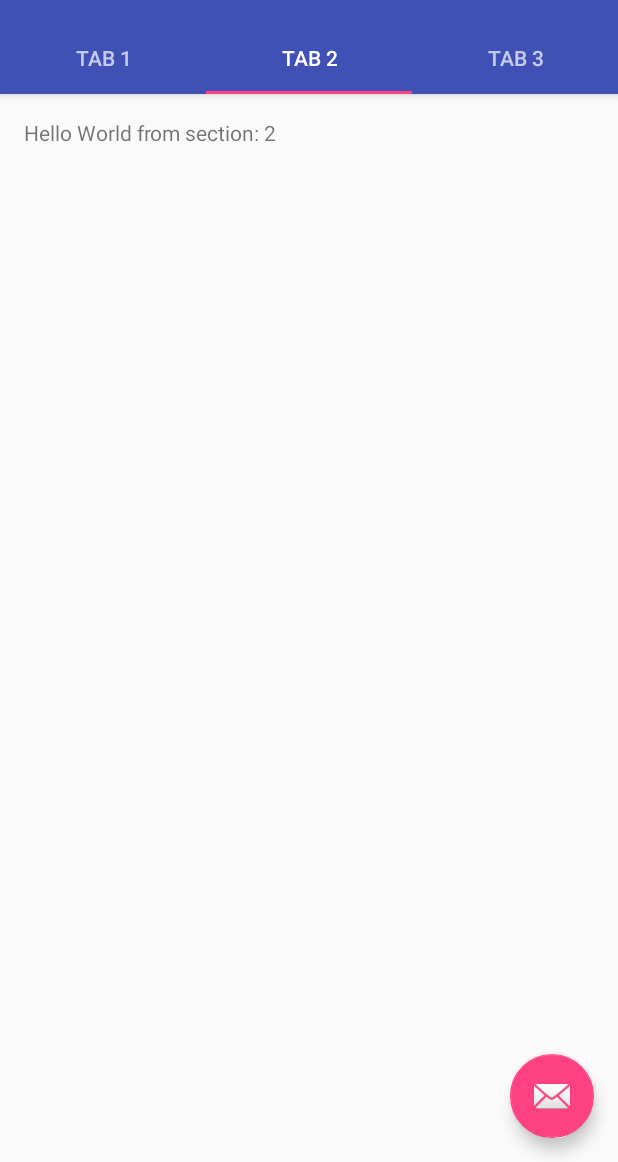
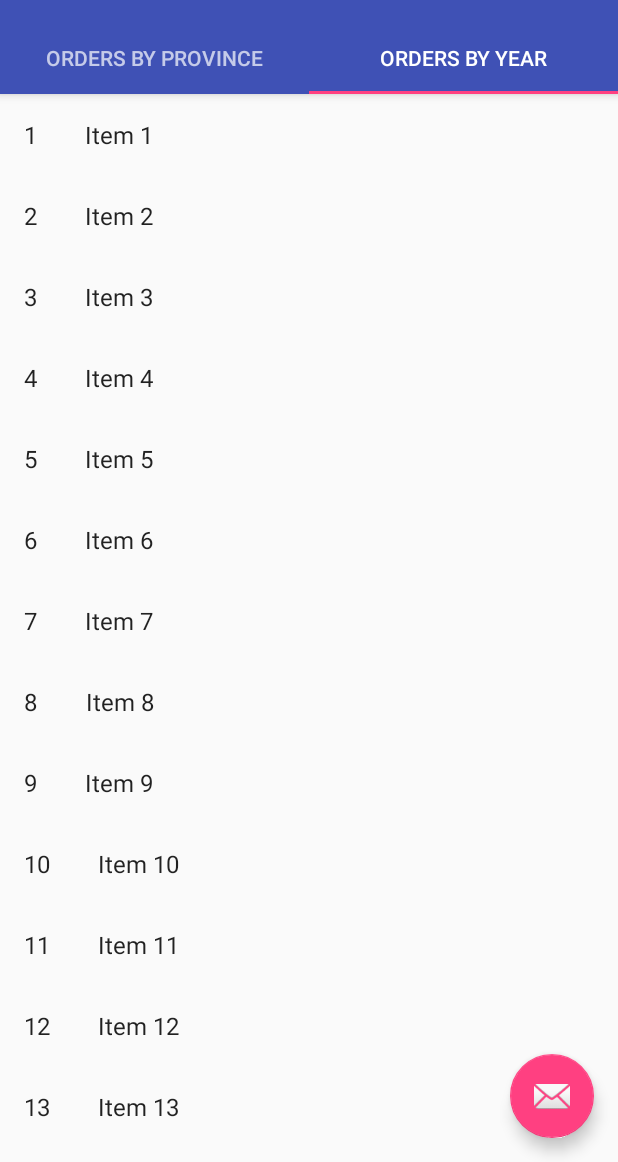
Before and after one commit to Michaellumibao/ShopifyMobileChallenge, an Android app: the screen it shows after launch (MainActivity), tab 2 chosen, on a phone screen of 412 x 824 dp, the part 74-1236 px from its top. Run offline under Robolectric (Android 15) with nearby library versions, the phone set to English and light mode, and no system bars.

Commit message:
Set up Tabs

```diff
--- a/app/build.gradle
+++ b/app/build.gradle
@@ -4,7 +4,7 @@ android {
     compileSdkVersion 26
     defaultConfig {
         applicationId "com.lumibao.shopifymobilechallenge"
-        minSdkVersion 16
+        minSdkVersion 21
         targetSdkVersion 26
         versionCode 1
         versionName "1.0"
@@ -23,6 +23,8 @@ dependencies {
     implementation 'com.android.support:appcompat-v7:26.1.0'
     implementation 'com.android.support:design:26.1.0'
     implementation 'com.android.support.constraint:constraint-layout:1.1.0'
+    implementation 'com.android.support:support-v4:26.1.0'
+    implementation 'com.android.support:recyclerview-v7:26.1.0'
     testImplementation 'junit:junit:4.12'
     androidTestImplementation 'com.android.support.test:runner:1.0.2'
     androidTestImplementation 'com.android.support.test.espresso:espresso-core:3.0.2'
--- a/app/src/main/java/com/lumibao/shopifymobilechallenge/MainActivity.java
+++ b/app/src/main/java/com/lumibao/shopifymobilechallenge/MainActivity.java
@@ -1,5 +1,6 @@
 package com.lumibao.shopifymobilechallenge;
 
+import android.net.Uri;
 import android.support.design.widget.TabLayout;
 import android.support.design.widget.FloatingActionButton;
 import android.support.design.widget.Snackbar;
@@ -11,6 +12,7 @@ import android.support.v4.app.FragmentManager;
 import android.support.v4.app.FragmentPagerAdapter;
 import android.support.v4.view.ViewPager;
 import android.os.Bundle;
+import android.util.Log;
 import android.view.LayoutInflater;
 import android.view.Menu;
 import android.view.MenuItem;
@@ -19,7 +21,10 @@ import android.view.ViewGroup;
 
 import android.widget.TextView;
 
-public class MainActivity extends AppCompatActivity {
+import com.lumibao.shopifymobilechallenge.dummy.DummyContent;
+
+public class MainActivity extends AppCompatActivity
+        implements ProvinceFragment.OnFragmentInteractionListener, YearOrdersFragment.OnListFragmentInteractionListener{
 
     /**
      * The {@link android.support.v4.view.PagerAdapter} that will provide
@@ -29,7 +34,7 @@ public class MainActivity extends AppCompatActivity {
      * may be best to switch to a
      * {@link android.support.v4.app.FragmentStatePagerAdapter}.
      */
-    private SectionsPagerAdapter mSectionsPagerAdapter;
+    private ViewPagerAdapter mViewPagerAdapter;
 
     /**
      * The {@link ViewPager} that will host the section contents.
@@ -45,11 +50,14 @@ public class MainActivity extends AppCompatActivity {
         setSupportActionBar(toolbar);
         // Create the adapter that will return a fragment for each of the three
         // primary sections of the activity.
-        mSectionsPagerAdapter = new SectionsPagerAdapter(getSupportFragmentManager());
+        mViewPagerAdapter = new ViewPagerAdapter(getSupportFragmentManager());
+
+        mViewPagerAdapter.addFragment(new ProvinceFragment(), "Orders by Province");
+        mViewPagerAdapter.addFragment(new YearOrdersFragment(), "Orders by Year");
 
         // Set up the ViewPager with the sections adapter.
         mViewPager = (ViewPager) findViewById(R.id.container);
-        mViewPager.setAdapter(mSectionsPagerAdapter);
+        mViewPager.setAdapter(mViewPagerAdapter);
 
         TabLayout tabLayout = (TabLayout) findViewById(R.id.tabs);
 
@@ -93,59 +101,44 @@ public class MainActivity extends AppCompatActivity {
     /**
      * A placeholder fragment containing a simple view.
      */
-    public static class PlaceholderFragment extends Fragment {
-        /**
-         * The fragment argument representing the section number for this
-         * fragment.
-         */
-        private static final String ARG_SECTION_NUMBER = "section_number";
+//    public static class PlaceholderFragment extends Fragment {
+//        /**
+//         * The fragment argument representing the section number for this
+//         * fragment.
+//         */
+//        private static final String ARG_SECTION_NUMBER = "section_number";
+//
+//        public PlaceholderFragment() {
+//        }
+//
+//        /**
+//         * Returns a new instance of this fragment for the given section
+//         * number.
+//         */
+//        public static PlaceholderFragment newInstance(int sectionNumber) {
+//            PlaceholderFragment fragment = new PlaceholderFragment();
+//            Bundle args = new Bundle();
+//            args.putInt(ARG_SECTION_NUMBER, sectionNumber);
+//            fragment.setArguments(args);
+//            return fragment;
+//        }
+//
+//        @Override
+//        public View onCreateView(LayoutInflater inflater, ViewGroup container,
+//                                 Bundle savedInstanceState) {
+//            View rootView = inflater.inflate(R.layout.fragment_main, container, false);
+//            TextView textView = (TextView) rootView.findViewById(R.id.section_label);
+//            textView.setText(getString(R.string.section_format, getArguments().getInt(ARG_SECTION_NUMBER)));
+//            return rootView;
+//        }
+//    }
 
-        public PlaceholderFragment() {
-        }
-
-        /**
-         * Returns a new instance of this fragment for the given section
-         * number.
-         */
-        public static PlaceholderFragment newInstance(int sectionNumber) {
-            PlaceholderFragment fragment = new PlaceholderFragment();
-            Bundle args = new Bundle();
-            args.putInt(ARG_SECTION_NUMBER, sectionNumber);
-            fragment.setArguments(args);
-            return fragment;
-        }
-
-        @Override
-        public View onCreateView(LayoutInflater inflater, ViewGroup container,
-                                 Bundle savedInstanceState) {
-            View rootView = inflater.inflate(R.layout.fragment_main, container, false);
-            TextView textView = (TextView) rootView.findViewById(R.id.section_label);
-            textView.setText(getString(R.string.section_format, getArguments().getInt(ARG_SECTION_NUMBER)));
-            return rootView;
-        }
+    @Override
+    public void onFragmentInteraction(Uri uri){
+        //you can leave it empty
     }
 
-    /**
-     * A {@link FragmentPagerAdapter} that returns a fragment corresponding to
-     * one of the sections/tabs/pages.
-     */
-    public class SectionsPagerAdapter extends FragmentPagerAdapter {
-
-        public SectionsPagerAdapter(FragmentManager fm) {
-            super(fm);
-        }
-
-        @Override
-        public Fragment getItem(int position) {
-            // getItem is called to instantiate the fragment for the given page.
-            // Return a PlaceholderFragment (defined as a static inner class below).
-            return PlaceholderFragment.newInstance(position + 1);
-        }
-
-        @Override
-        public int getCount() {
-            // Show 3 total pages.
-            return 3;
-        }
+    @Override
+    public void onListFragmentInteraction(DummyContent.DummyItem item) {
     }
 }
--- /dev/null
+++ b/app/src/main/java/com/lumibao/shopifymobilechallenge/MyYearOrdersRecyclerViewAdapter.java
@@ -0,0 +1,77 @@
+package com.lumibao.shopifymobilechallenge;
+
+import android.support.v7.widget.RecyclerView;
+import android.view.LayoutInflater;
+import android.view.View;
+import android.view.ViewGroup;
+import android.widget.TextView;
+
+import com.lumibao.shopifymobilechallenge.YearOrdersFragment.OnListFragmentInteractionListener;
+import com.lumibao.shopifymobilechallenge.dummy.DummyContent.DummyItem;
+
+import java.util.List;
+
+/**
+ * {@link RecyclerView.Adapter} that can display a {@link DummyItem} and makes a call to the
+ * specified {@link OnListFragmentInteractionListener}.
+ * TODO: Replace the implementation with code for your data type.
+ */
+public class MyYearOrdersRecyclerViewAdapter extends RecyclerView.Adapter<MyYearOrdersRecyclerViewAdapter.ViewHolder> {
+
+    private final List<DummyItem> mValues;
+    private final OnListFragmentInteractionListener mListener;
+
+    public MyYearOrdersRecyclerViewAdapter(List<DummyItem> items, OnListFragmentInteractionListener listener) {
+        mValues = items;
+        mListener = listener;
+    }
+
+    @Override
+    public ViewHolder onCreateViewHolder(ViewGroup parent, int viewType) {
+        View view = LayoutInflater.from(parent.getContext())
+                .inflate(R.layout.fragment_yearorders, parent, false);
+        return new ViewHolder(view);
+    }
+
+    @Override
+    public void onBindViewHolder(final ViewHolder holder, int position) {
+        holder.mItem = mValues.get(position);
+        holder.mIdView.setText(mValues.get(position).id);
+        holder.mContentView.setText(mValues.get(position).content);
+
+        holder.mView.setOnClickListener(new View.OnClickListener() {
+            @Override
+            public void onClick(View v) {
+                if (null != mListener) {
+                    // Notify the active callbacks interface (the activity, if the
+                    // fragment is attached to one) that an item has been selected.
+                    mListener.onListFragmentInteraction(holder.mItem);
+                }
+            }
+        });
+    }
+
+    @Override
+    public int getItemCount() {
+        return mValues.size();
+    }
+
+    public class ViewHolder extends RecyclerView.ViewHolder {
+        public final View mView;
+        public final TextView mIdView;
+        public final TextView mContentView;
+        public DummyItem mItem;
+
+        public ViewHolder(View view) {
+            super(view);
+            mView = view;
+            mIdView = (TextView) view.findViewById(R.id.id);
+            mContentView = (TextView) view.findViewById(R.id.content);
+        }
+
+        @Override
+        public String toString() {
+            return super.toString() + " '" + mContentView.getText() + "'";
+        }
+    }
+}
--- /dev/null
+++ b/app/src/main/java/com/lumibao/shopifymobilechallenge/ProvinceFragment.java
@@ -0,0 +1,108 @@
+package com.lumibao.shopifymobilechallenge;
+
+import android.content.Context;
+import android.net.Uri;
+import android.os.Bundle;
+import android.support.v4.app.Fragment;
+import android.view.LayoutInflater;
+import android.view.View;
+import android.view.ViewGroup;
+
+
+/**
+ * A simple {@link Fragment} subclass.
+ * Activities that contain this fragment must implement the
+ * {@link ProvinceFragment.OnFragmentInteractionListener} interface
+ * to handle interaction events.
+ * Use the {@link ProvinceFragment#newInstance} factory method to
+ * create an instance of this fragment.
+ */
+public class ProvinceFragment extends Fragment {
+    // TODO: Rename parameter arguments, choose names that match
+    // the fragment initialization parameters, e.g. ARG_ITEM_NUMBER
+    private static final String ARG_PARAM1 = "param1";
+    private static final String ARG_PARAM2 = "param2";
+
+    // TODO: Rename and change types of parameters
+    private String mParam1;
+    private String mParam2;
+
+    private OnFragmentInteractionListener mListener;
+
+    public ProvinceFragment() {
+        // Required empty public constructor
+    }
+
+    /**
+     * Use this factory method to create a new instance of
+     * this fragment using the provided parameters.
+     *
+     * @param param1 Parameter 1.
+     * @param param2 Parameter 2.
+     * @return A new instance of fragment ProvinceFragment.
+     */
+    // TODO: Rename and change types and number of parameters
+    public static ProvinceFragment newInstance(String param1, String param2) {
+        ProvinceFragment fragment = new ProvinceFragment();
+        Bundle args = new Bundle();
+        args.putString(ARG_PARAM1, param1);
+        args.putString(ARG_PARAM2, param2);
+        fragment.setArguments(args);
+        return fragment;
+    }
+
+    @Override
+    public void onCreate(Bundle savedInstanceState) {
+        super.onCreate(savedInstanceState);
+        if (getArguments() != null) {
+            mParam1 = getArguments().getString(ARG_PARAM1);
+            mParam2 = getArguments().getString(ARG_PARAM2);
+        }
+    }
+
+    @Override
+    public View onCreateView(LayoutInflater inflater, ViewGroup container,
+                             Bundle savedInstanceState) {
+        // Inflate the layout for this fragment
+        return inflater.inflate(R.layout.fragment_province, container, false);
+    }
+
+    // TODO: Rename method, update argument and hook method into UI event
+    public void onButtonPressed(Uri uri) {
+        if (mListener != null) {
+            mListener.onFragmentInteraction(uri);
+        }
+    }
+
+    @Override
+    public void onAttach(Context context) {
+        super.onAttach(context);
+        if (context instanceof OnFragmentInteractionListener) {
+            mListener = (OnFragmentInteractionListener) context;
+        } else {
+            throw new RuntimeException(context.toString()
+                    + " must implement OnFragmentInteractionListener");
+        }
+    }
+
+    @Override
+    public void onDetach() {
+        super.onDetach();
+        mListener = null;
+    }
+
+    /**
+     * This interface must be implemented by activities that contain this
+     * fragment to allow an interaction in this fragment to be communicated
+     * to the activity and potentially other fragments contained in that
+     * activity.
+     * <p>
+     * See the Android Training lesson <a href=
+     * "http://developer.android.com/training/basics/fragments/communicating.html"
+     * >Communicating with Other Fragments</a> for more information.
+     */
+    public interface OnFragmentInteractionListener {
+        // TODO: Update argument type and name
+        void onFragmentInteraction(Uri uri);
+    }
+}
--- /dev/null
+++ b/app/src/main/java/com/lumibao/shopifymobilechallenge/ViewPagerAdapter.java
@@ -0,0 +1,42 @@
+package com.lumibao.shopifymobilechallenge;
+
+import android.support.v4.app.Fragment;
+import android.support.v4.app.FragmentManager;
+import android.support.v4.app.FragmentPagerAdapter;
+
+import java.util.ArrayList;
+import java.util.List;
+
+/**
+ * Created by micha on 2018-05-10.
+ */
+
+public class ViewPagerAdapter extends FragmentPagerAdapter {
+
+    private final List<Fragment> mFragmentList = new ArrayList<>();
+    private final List<String> mFragmentTitleList = new ArrayList<>();
+
+    public void addFragment(Fragment fragment, String title) {
+        mFragmentList.add(fragment);
+        mFragmentTitleList.add(title);
+    }
+
+    public ViewPagerAdapter(FragmentManager fm) {
+        super(fm);
+    }
+
+    @Override
+    public android.support.v4.app.Fragment getItem(int position) {
+        return mFragmentList.get(position);
+    }
+
+    @Override
+    public int getCount() {
+        return mFragmentList.size();
+    }
+
+    @Override
+    public CharSequence getPageTitle(int position) {
+        return mFragmentTitleList.get(position);
+    }
+}
--- /dev/null
+++ b/app/src/main/java/com/lumibao/shopifymobilechallenge/YearOrdersFragment.java
@@ -0,0 +1,112 @@
+package com.lumibao.shopifymobilechallenge;
+
+import android.content.Context;
+import android.os.Bundle;
+import android.support.v4.app.Fragment;
+import android.support.v7.widget.GridLayoutManager;
+import android.support.v7.widget.LinearLayoutManager;
+import android.support.v7.widget.RecyclerView;
+import android.util.Log;
+import android.view.LayoutInflater;
+import android.view.View;
+import android.view.ViewGroup;
+
+import com.lumibao.shopifymobilechallenge.dummy.DummyContent;
+import com.lumibao.shopifymobilechallenge.dummy.DummyContent.DummyItem;
+
+import java.util.List;
+
+/**
+ * A fragment representing a list of Items.
+ * <p/>
+ * Activities containing this fragment MUST implement the {@link OnListFragmentInteractionListener}
+ * interface.
+ */
+public class YearOrdersFragment extends Fragment {
+
+    // TODO: Customize parameter argument names
+    private static final String ARG_COLUMN_COUNT = "column-count";
+    // TODO: Customize parameters
+    private int mColumnCount = 1;
+    private OnListFragmentInteractionListener mListener;
+
+    /**
+     * Mandatory empty constructor for the fragment manager to instantiate the
+     * fragment (e.g. upon screen orientation changes).
+     */
+    public YearOrdersFragment() {
+    }
+
+    // TODO: Customize parameter initialization
+    @SuppressWarnings("unused")
+    public static YearOrdersFragment newInstance(int columnCount) {
+        YearOrdersFragment fragment = new YearOrdersFragment();
+        Bundle args = new Bundle();
+        args.putInt(ARG_COLUMN_COUNT, columnCount);
+        fragment.setArguments(args);
+        return fragment;
+    }
+
+    @Override
+    public void onCreate(Bundle savedInstanceState) {
+        super.onCreate(savedInstanceState);
+
+        if (getArguments() != null) {
+            mColumnCount = getArguments().getInt(ARG_COLUMN_COUNT);
+        }
+    }
+
+    @Override
+    public View onCreateView(LayoutInflater inflater, ViewGroup container,
+                             Bundle savedInstanceState) {
+        View view = inflater.inflate(R.layout.fragment_yearorders_list, container, false);
+
+        // Set the adapter
+        if (view instanceof RecyclerView) {
+            Context context = view.getContext();
+            RecyclerView recyclerView = (RecyclerView) view;
+            if (mColumnCount <= 1) {
+                recyclerView.setLayoutManager(new LinearLayoutManager(context));
+            } else {
+                recyclerView.setLayoutManager(new GridLayoutManager(context, mColumnCount));
+            }
+            recyclerView.setAdapter(new MyYearOrdersRecyclerViewAdapter(DummyContent.ITEMS, mListener));
+        }
+
+        return view;
+    }
+
+
+    @Override
+    public void onAttach(Context context) {
+        super.onAttach(context);
+        if (context instanceof OnListFragmentInteractionListener) {
+            mListener = (OnListFragmentInteractionListener) context;
+        } else {
+            throw new RuntimeException(context.toString()
+                    + " must implement OnListFragmentInteractionListener");
+        }
+    }
+
+    @Override
+    public void onDetach() {
+        super.onDetach();
+        mListener = null;
+    }
+
+    /**
+     * This interface must be implemented by activities that contain this
+     * fragment to allow an interaction in this fragment to be communicated
+     * to the activity and potentially other fragments contained in that
+     * activity.
+     * <p/>
+     * See the Android Training lesson <a href=
+     * "http://developer.android.com/training/basics/fragments/communicating.html"
+     * >Communicating with Other Fragments</a> for more information.
+     */
+    public interface OnListFragmentInteractionListener {
+        // TODO: Update argument type and name
+        void onListFragmentInteraction(DummyItem item);
+
+    }
+}
--- /dev/null
+++ b/app/src/main/java/com/lumibao/shopifymobilechallenge/dummy/DummyContent.java
@@ -0,0 +1,72 @@
+package com.lumibao.shopifymobilechallenge.dummy;
+
+import java.util.ArrayList;
+import java.util.HashMap;
+import java.util.List;
+import java.util.Map;
+
+/**
+ * Helper class for providing sample content for user interfaces created by
+ * Android template wizards.
+ * <p>
+ * TODO: Replace all uses of this class before publishing your app.
+ */
+public class DummyContent {
+
+    /**
+     * An array of sample (dummy) items.
+     */
+    public static final List<DummyItem> ITEMS = new ArrayList<DummyItem>();
+
+    /**
+     * A map of sample (dummy) items, by ID.
+     */
+    public static final Map<String, DummyItem> ITEM_MAP = new HashMap<String, DummyItem>();
+
+    private static final int COUNT = 25;
+
+    static {
+        // Add some sample items.
+        for (int i = 1; i <= COUNT; i++) {
+            addItem(createDummyItem(i));
+        }
+    }
+
+    private static void addItem(DummyItem item) {
+        ITEMS.add(item);
+        ITEM_MAP.put(item.id, item);
+    }
+
+    private static DummyItem createDummyItem(int position) {
+        return new DummyItem(String.valueOf(position), "Item " + position, makeDetails(position));
+    }
+
+    private static String makeDetails(int position) {
+        StringBuilder builder = new StringBuilder();
+        builder.append("Details about Item: ").append(position);
+        for (int i = 0; i < position; i++) {
+            builder.append("\nMore details information here.");
+        }
+        return builder.toString();
+    }
+
+    /**
+     * A dummy item representing a piece of content.
+     */
+    public static class DummyItem {
+        public final String id;
+        public final String content;
+        public final String details;
+
+        public DummyItem(String id, String content, String details) {
+            this.id = id;
+            this.content = content;
+            this.details = details;
+        }
+
+        @Override
+        public String toString() {
+            return content;
+        }
+    }
+}
--- a/app/src/main/res/layout/activity_main.xml
+++ b/app/src/main/res/layout/activity_main.xml
@@ -44,12 +44,6 @@
                 android:layout_height="wrap_content"
                 android:text="@string/tab_text_2" />
 
-            <android.support.design.widget.TabItem
-                android:id="@+id/tabItem3"
-                android:layout_width="wrap_content"
-                android:layout_height="wrap_content"
-                android:text="@string/tab_text_3" />
-
         </android.support.design.widget.TabLayout>
     </android.support.design.widget.AppBarLayout>
 
--- /dev/null
+++ b/app/src/main/res/layout/fragment_yearorders.xml
@@ -0,0 +1,20 @@
+<?xml version="1.0" encoding="utf-8"?>
+<LinearLayout xmlns:android="http://schemas.android.com/apk/res/android"
+    android:layout_width="wrap_content"
+    android:layout_height="wrap_content"
+    android:orientation="horizontal">
+
+    <TextView
+        android:id="@+id/id"
+        android:layout_width="wrap_content"
+        android:layout_height="wrap_content"
+        android:layout_margin="@dimen/text_margin"
+        android:textAppearance="?attr/textAppearanceListItem" />
+
+    <TextView
+        android:id="@+id/content"
+        android:layout_width="wrap_content"
+        android:layout_height="wrap_content"
+        android:layout_margin="@dimen/text_margin"
+        android:textAppearance="?attr/textAppearanceListItem" />
+</LinearLayout>
--- /dev/null
+++ b/app/src/main/res/layout/fragment_yearorders_list.xml
@@ -0,0 +1,13 @@
+<?xml version="1.0" encoding="utf-8"?>
+<android.support.v7.widget.RecyclerView xmlns:android="http://schemas.android.com/apk/res/android"
+    xmlns:app="http://schemas.android.com/apk/res-auto"
+    xmlns:tools="http://schemas.android.com/tools"
+    android:id="@+id/list"
+    android:name="com.lumibao.shopifymobilechallenge.YearOrdersFragment"
+    android:layout_width="match_parent"
+    android:layout_height="match_parent"
+    android:layout_marginLeft="16dp"
+    android:layout_marginRight="16dp"
+    app:layoutManager="LinearLayoutManager"
+    tools:context="com.lumibao.shopifymobilechallenge.YearOrdersFragment"
+    tools:listitem="@layout/fragment_yearorders" />
--- a/app/src/main/res/layout/province_fragment.xml
+++ /dev/null
@@ -1,6 +0,0 @@
-<?xml version="1.0" encoding="utf-8"?>
-<android.support.constraint.ConstraintLayout
-    xmlns:android="http://schemas.android.com/apk/res/android" android:layout_width="match_parent"
-    android:layout_height="match_parent">
-
-</android.support.constraint.ConstraintLayout>
--- a/app/src/main/res/values/dimens.xml
+++ b/app/src/main/res/values/dimens.xml
@@ -4,4 +4,5 @@
     <dimen name="activity_vertical_margin">16dp</dimen>
     <dimen name="fab_margin">16dp</dimen>
     <dimen name="appbar_padding_top">8dp</dimen>
+    <dimen name="text_margin">16dp</dimen>
 </resources>
--- a/app/src/main/res/values/strings.xml
+++ b/app/src/main/res/values/strings.xml
@@ -1,8 +1,10 @@
 <resources>
     <string name="app_name">ShopifyMobileChallenge</string>
-    <string name="tab_text_1">Tab 1</string>
-    <string name="tab_text_2">Tab 2</string>
-    <string name="tab_text_3">Tab 3</string>
+    <string name="tab_text_1">Orders By Province</string>
+    <string name="tab_text_2">Orders By Year</string>
     <string name="action_settings">Settings</string>
     <string name="section_format">Hello World from section: %1$d</string>
+
+    <!-- TODO: Remove or change this placeholder text -->
+    <string name="hello_blank_fragment">Hello blank fragment</string>
 </resources>
```
Also changed, not shown: app/src/main/res/layout/fragment_province.xml (added, +18 -0 lines), app/src/main/res/layout/year_fragment.xml (added, +18 -0 lines), app/src/main/res/font/roboto.ttf (added).
